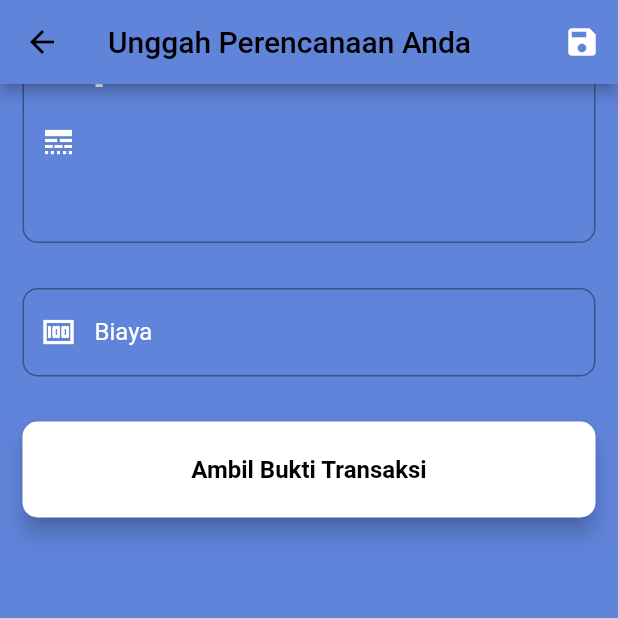
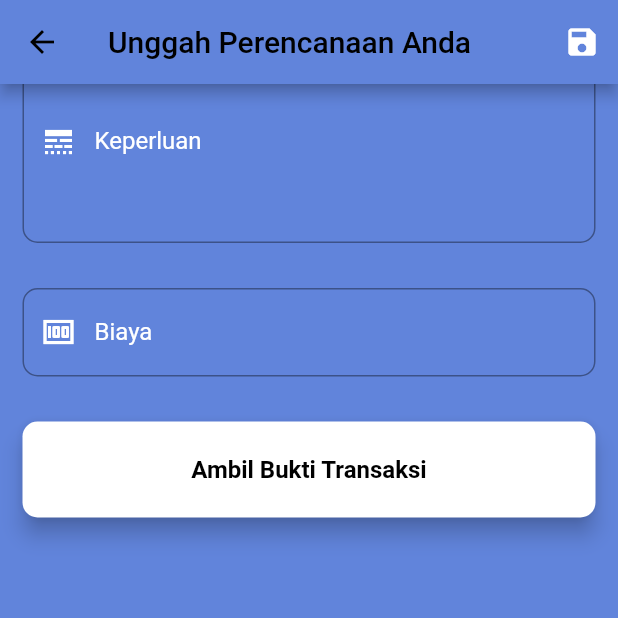
Before and after one commit to anamoe/dash-belajar, a Flutter app: the AddPerencanaan screen opened directly, scrolled down 138 dp, after a tap on "Ambil Bukti Transaksi", on a phone screen of 412 x 824 dp, the top half of it. Run offline on Flutter 3.47's test engine with Material 2 defaults, Android fonts, the phone set to English and light mode, and no system bars; our stand-ins replace image_cropper, image_picker, shared_preferences; accounts and stored records are empty; Roboto replaces fonts that are missing (ComicSans).

Commit message:
crud image

```diff
--- a/lib/network/api.dart
+++ b/lib/network/api.dart
@@ -4,7 +4,7 @@ import 'package:shared_preferences/shared_preferences.dart';
 
 class Network{
   // final String _urls = 'http://192.168.1.2/dash/api';
-  final String _url = 'https://1934-103-40-54-214.ngrok.io/api';
+  final String _url = 'https://e1c4-103-40-54-214.ngrok.io/api';
 
   String token;
 
--- a/lib/screen/add_perencanaan.dart
+++ b/lib/screen/add_perencanaan.dart
@@ -1,19 +1,28 @@
+// import 'package:path/path.dart';
 import 'dart:async';
 import 'dart:convert';
-
+import 'dart:io';
+import 'package:path_provider/path_provider.dart';
+import 'package:flutter/material.dart';
 import 'package:dashbelajar/layout/layoututama.dart';
 import 'package:dashbelajar/network/api.dart';
 import 'package:dashbelajar/widget/maincolor.dart';
 import 'package:flutter/material.dart';
+import 'package:image_cropper/image_cropper.dart';
+import 'package:image_picker/image_picker.dart';
+import 'package:http/http.dart' as http;
+import 'package:path_provider/path_provider.dart';
+
 
 class AddPerencanaan extends StatefulWidget {
   String waktu_transaksi;
   String transaksi;
   String biaya;
   String id;
+  String keperluan;
 
 
-  AddPerencanaan ({this.transaksi,this.waktu_transaksi,this.biaya,this.id});
+  AddPerencanaan ({this.transaksi,this.waktu_transaksi,this.biaya,this.id,this.keperluan});
 
   @override
   _AddPerencanaanState createState() => _AddPerencanaanState();
@@ -24,11 +33,12 @@ class _AddPerencanaanState extends State<AddPerencanaan> {
   final _scaffoldKey = GlobalKey<ScaffoldState>();
   final _formKey = GlobalKey<FormState>();
   bool _secureText = true;
+  File image;
+  File imageFile;
 
+  var croppedFile, uint8list;
+  String imagetransaksi;
 
-  // TextEditingController jenistransaksi = TextEditingController();
-  // TextEditingController keperluan = TextEditingController();
-  // TextEditingController biaya = TextEditingController();
 
   showHide() {
     setState(() {
@@ -41,12 +51,70 @@ class _AddPerencanaanState extends State<AddPerencanaan> {
     );
     _scaffoldKey.currentState.showSnackBar(snackBar);
   }
+  @override
+
+  @override
+  void initState() {
+    if (widget.id != null) {
+      //
+      // _fileFromImageUrl();
+    }
+    super.initState();
+  }
+  // void _fileFromImageUrl() async {
+  //   final response = await http.get(Uri.parse(imagetransaksi));
+  //   final documentDirectory = await getApplicationDocumentsDirectory();
+  //   setState(() {
+  //     imageFile = File(join(documentDirectory.path, 'imagecache.png'));
+  //     imageFile.writeAsBytesSync(response.bodyBytes);
+  //   });
+  // }
+
+  void pickImage() async {
+    image = await ImagePicker.pickImage(source: ImageSource.gallery);
+    croppedFile = await ImageCropper().cropImage(
+      sourcePath: image.path,
+      aspectRatioPresets: [
+        CropAspectRatioPreset.square,
+        CropAspectRatioPreset.ratio3x2,
+        CropAspectRatioPreset.original,
+        CropAspectRatioPreset.ratio4x3,
+        CropAspectRatioPreset.ratio16x9
+      ],
+    );
+    if (croppedFile != null) {
+      setState(() {
+        imageFile = croppedFile;
+      });
+    }
+  }
+
+  void dialogLoading(BuildContext context) {
+    showDialog(
+      barrierDismissible: false,
+      context: context,
+      builder: (BuildContext context) {
+        return AlertDialog(
+          content: Container(
+            margin: const EdgeInsets.all(10),
+            child: Row(
+              mainAxisAlignment: MainAxisAlignment.spaceBetween,
+              children: [
+                Text("uploading"),
+                const CircularProgressIndicator.adaptive()
+              ],
+            ),
+          ),
+        );
+      },
+    );
+  }
 
 
   @override
 
   Widget build(BuildContext context) {
-    print(widget.id);
+    // print(widget.id);
 
     return Scaffold(
       appBar: AppBar(
@@ -158,7 +226,7 @@ class _AddPerencanaanState extends State<AddPerencanaan> {
                         color: Colors.white,
                         fontWeight: FontWeight.w600,
                       ),
-                        initialValue: '-',
+                        initialValue: widget.keperluan,
                         validator: (keperluan) {
                           if (keperluan.isEmpty) {
                             return 'Masukkan Keperluan';
@@ -280,21 +348,21 @@ class _AddPerencanaanState extends State<AddPerencanaan> {
                           ),
                         ),
                         onPressed: () {
-                          // pickImage();
+                          pickImage();
                         },
                       ),
                     ),
                   ),
 
-                  // Visibility(
-                  //   visible: imageFile != null,
-                  //   child: Container(
-                  //     margin: const EdgeInsets.all(15),
-                  //     child: imageFile != null
-                  //         ? Image.file(imageFile!)
-                  //         : Container(),
-                  //   ),
-                  // ),
+                  Visibility(
+                    visible: imageFile != null,
+                    child: Container(
+                      margin: const EdgeInsets.all(15),
+                      child: imageFile != null
+                          ? Image.file(imageFile)
+                          : Container(),
+                    ),
+                  ),
                 ],
               ),
             ),
@@ -306,17 +374,20 @@ class _AddPerencanaanState extends State<AddPerencanaan> {
   }
 
   void _perencanaan() async {
+    print(imageFile);
 
     setState(() {
       _isLoading = true;
     });
 
-    var data = {'transaksi': jenisval, 'biaya': biayaval,'keperluan':keperluanval};
+    var data = {'transaksi': jenisval, 'biaya': biayaval,'keperluan':keperluanval,'bukti_transaksi':imageFile};
     String url= '';
     if(widget.id!=null) {
+
+      url = '/transaksi-update/'+widget.id;
+    }else{
       url = '/create-transaksi';
-    }else{
-      url = '/transaksi-update/'+widget.id;
+
     }
 
     var res = await Network().auth(data, url);
--- a/lib/screen/transaksi.dart
+++ b/lib/screen/transaksi.dart
@@ -79,6 +79,8 @@ class _TransaksiState extends State<Transaksi> {
                   waktu_transaksi: data[i]["created_at"],
                   biaya: data[i]['biaya'],
                   id: data[i]['id'].toString(),
+                  keperluan: data[i]['keperluan'],
+
 
 
                 );
--- a/lib/widget/cardbox.dart
+++ b/lib/widget/cardbox.dart
@@ -8,9 +8,10 @@ class Cardbox extends StatelessWidget {
   String transaksi;
   String biaya;
   String id;
+  String keperluan;
 
 
-  Cardbox({this.transaksi,this.waktu_transaksi,this.biaya,this.id});
+  Cardbox({this.transaksi,this.waktu_transaksi,this.biaya,this.id,this.keperluan});
 
 
   @override
@@ -89,6 +90,29 @@ class Cardbox extends StatelessWidget {
                     ],
                   ),
                 SizedBox(height: 8),
+                Row(
+                  children:[
+                    Expanded(
+                      flex:50,
+                      child: Container(
+                        padding: EdgeInsets.only(left: 8),
+                        child: Text('Keperluan',style: TextStyle(color: Maincolor.colormain,
+                            fontSize: 15
+                        )),
+                      ),
+                    ),
+                    Expanded(
+                      flex:50,
+                      child: Container(
+                        padding: EdgeInsets.only(right: 8),
+                        alignment: Alignment.centerRight,
+                        child: Text('$keperluan',style: TextStyle(color: Maincolor.colormain,
+                            fontSize: 15
+                        )),
+                      ),
+                    ),
+                  ],
+                ),
 
                 Row(
                   children:[
@@ -125,7 +149,7 @@ class Cardbox extends StatelessWidget {
                               context,
                               MaterialPageRoute(
                                   builder: (context) =>
-                                      AddPerencanaan(biaya: biaya, transaksi: transaksi,id:id)));
+                                      AddPerencanaan(biaya: biaya, transaksi: transaksi,id:id,keperluan:keperluan)));
 
                         },
                         icon: const Icon(Icons.edit),
--- a/pubspec.yaml
+++ b/pubspec.yaml
@@ -31,19 +31,18 @@ dependencies:
   # Use with the CupertinoIcons class for iOS style icons.
   cupertino_icons: ^1.0.2
   modal_bottom_sheet: ^1.0.0+1
-  google_maps_flutter: ^1.2.0
-  location: ^3.2.4
   flutter_polyline_points: ^0.1.0
   fluttertoast: ^7.1.8
   intl: ^0.17.0
   qr_code_scanner: ^0.3.5
   flutter_background_service: ^0.0.1+21
-  geolocator: ^6.2.1
   url_launcher: ^5.7.10
   awesome_dialog: ^1.3.2
   flutter_launcher_icons: ^0.8.0
   image_picker: ^0.6.7+22
   image_cropper: ^1.3.1
+  path_provider: ^1.6.28
+  provider: ^4.3.3
 
 dev_dependencies:
   flutter_test:
```
Also changed, not shown: pubspec.lock, 1 other file.
